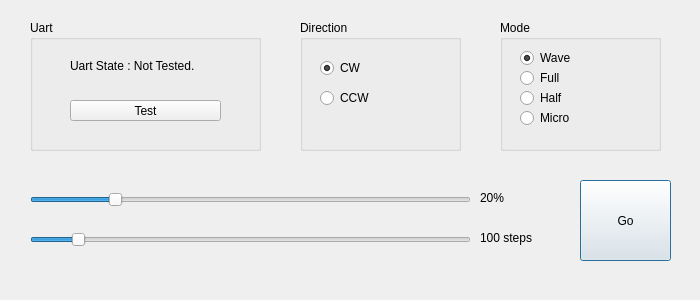
Above: stepper_SCADA_win7/dialog.ui from Mooophy/stepper-gui-control before the change. Below: the same form after it.
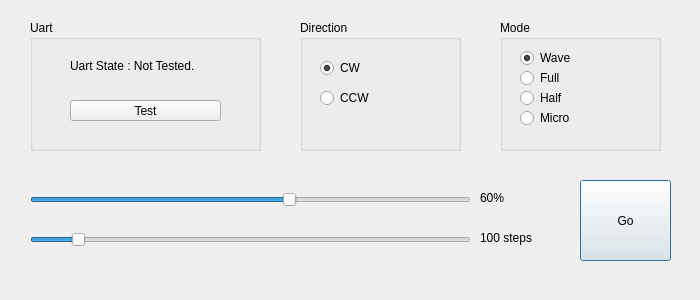
That is the form after the change.

Commit message: set default speed to 60%  On branch win7 	modified:   stepper_SCADA_win7/dialog.ui

What changed in the file:
```diff
--- a/stepper_SCADA_win7/dialog.ui
+++ b/stepper_SCADA_win7/dialog.ui
@@ -57,10 +57,10 @@
     <number>100</number>
    </property>
    <property name="value">
-    <number>20</number>
+    <number>60</number>
    </property>
    <property name="sliderPosition">
-    <number>20</number>
+    <number>60</number>
    </property>
    <property name="orientation">
     <enum>Qt::Horizontal</enum>
@@ -253,7 +253,7 @@
     </rect>
    </property>
    <property name="text">
-    <string>20%</string>
+    <string>60%</string>
    </property>
   </widget>
   <widget class="QLabel" name="label_steps">
```
